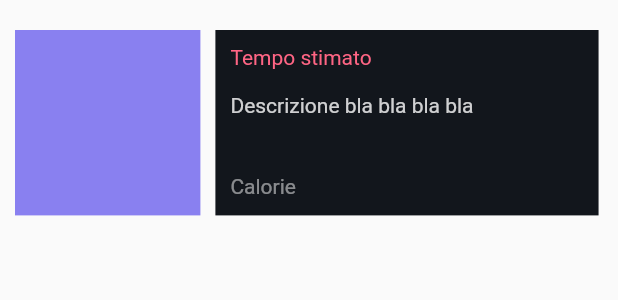
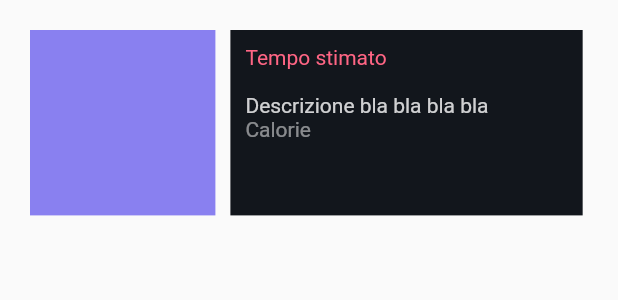
Before and after one commit to mitegj/food_match, a Flutter app: the MenuTile widget shown alone on an empty page, opened directly with empty values, on a phone screen of 412 x 824 dp. Shown: the top 300 px of the screen. Run offline on Flutter 3.47's test engine with Material 2 defaults, Android fonts, the phone set to English and light mode, and no system bars; our stand-ins replace cloud_firestore, firebase_auth, firebase_core, firebase_remote_config, flutter_spinkit, get and 4 more; accounts and stored records are empty.

Commit message:
Homepage modifiche grafiche

```diff
--- a/lib/widgets/home/menu_tile.dart
+++ b/lib/widgets/home/menu_tile.dart
@@ -32,15 +32,14 @@ class MenuTile extends StatelessWidget {
             Container(
                 height: mediaQuery.size.height * 0.15,
                 width: mediaQuery.size.width * 0.30,
-                margin: EdgeInsets.only(top: 20, bottom: 0, left: 10, right: 0),
+                margin: EdgeInsets.only(top: 20, bottom: 0, left: 20),
                 decoration: BoxDecoration(
                   color: UIColors.violet,
                 )),
             Container(
                 height: mediaQuery.size.height * 0.15,
-                width: mediaQuery.size.width * 0.62,
-                margin:
-                    EdgeInsets.only(top: 20, bottom: 0, left: 10, right: 10),
+                width: mediaQuery.size.width * 0.57,
+                margin: EdgeInsets.only(top: 20, bottom: 0, left: 10),
                 decoration: BoxDecoration(color: UIColors.detailBlack),
                 child: Padding(
                   padding: const EdgeInsets.all(10.0),
@@ -59,11 +58,13 @@ class MenuTile extends StatelessWidget {
                       ),
                       Row(
                         children: [
-                          Text(
+                          Expanded(
+                            child: Text(
                               menu.menuName.toString(),
                               style: TextStyle(
                                   color: UIColors.white,
                                   fontWeight: FontWeight.w600),
+                            ),
                           ),
                         ],
                       ),
@@ -76,14 +77,12 @@ class MenuTile extends StatelessWidget {
                           ),
                         ],
                       ),
-                      SizedBox(height: 38),
-                      Row(
-                        children: [
-                          Text("Calorie",
+                      Align(
+                        alignment: Alignment.bottomLeft,
+                        child: Text("Calorie",
                             style: TextStyle(
                                 color: Colors.white.withOpacity(0.5))),
-                        ],
-                      )
+                      ),
                     ],
                   ),
                 )),
```
Also changed, not shown: lib/widgets/home/home_body.dart (+13 -5 lines), lib/widgets/inventory/inventory_page.dart (+27 -5 lines). Lines whose indentation alone changed are shown as unchanged.
